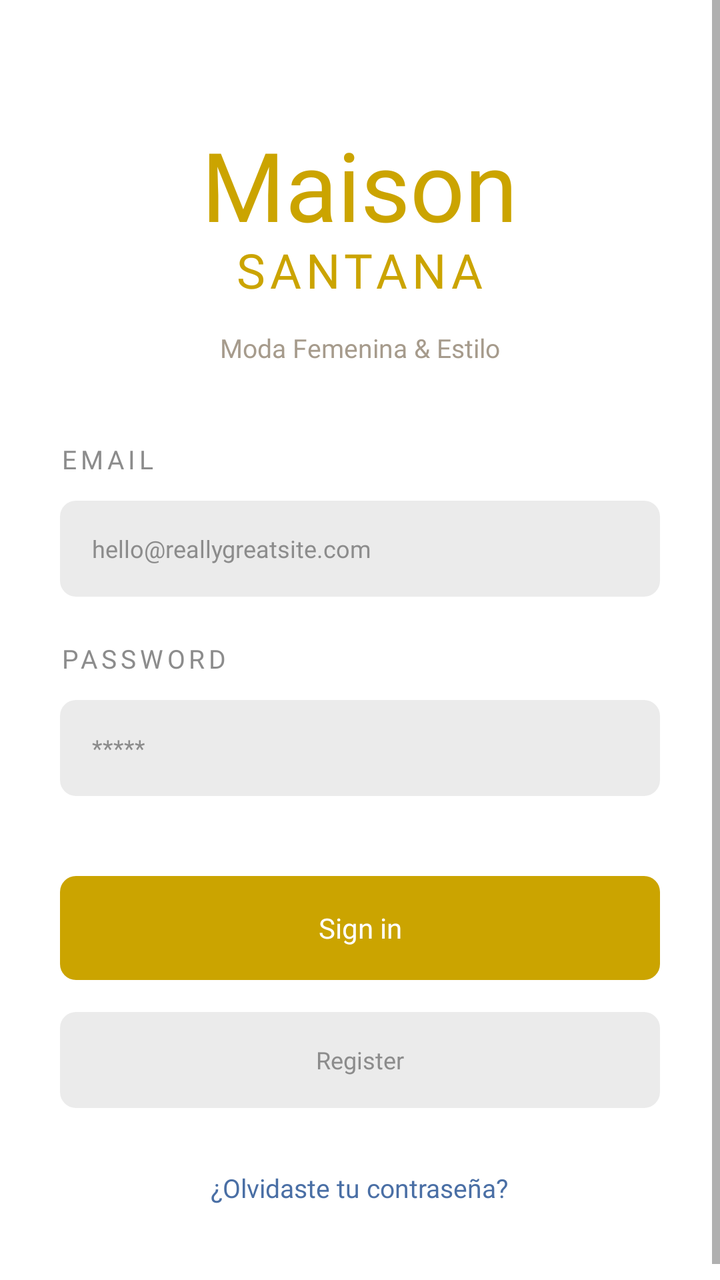
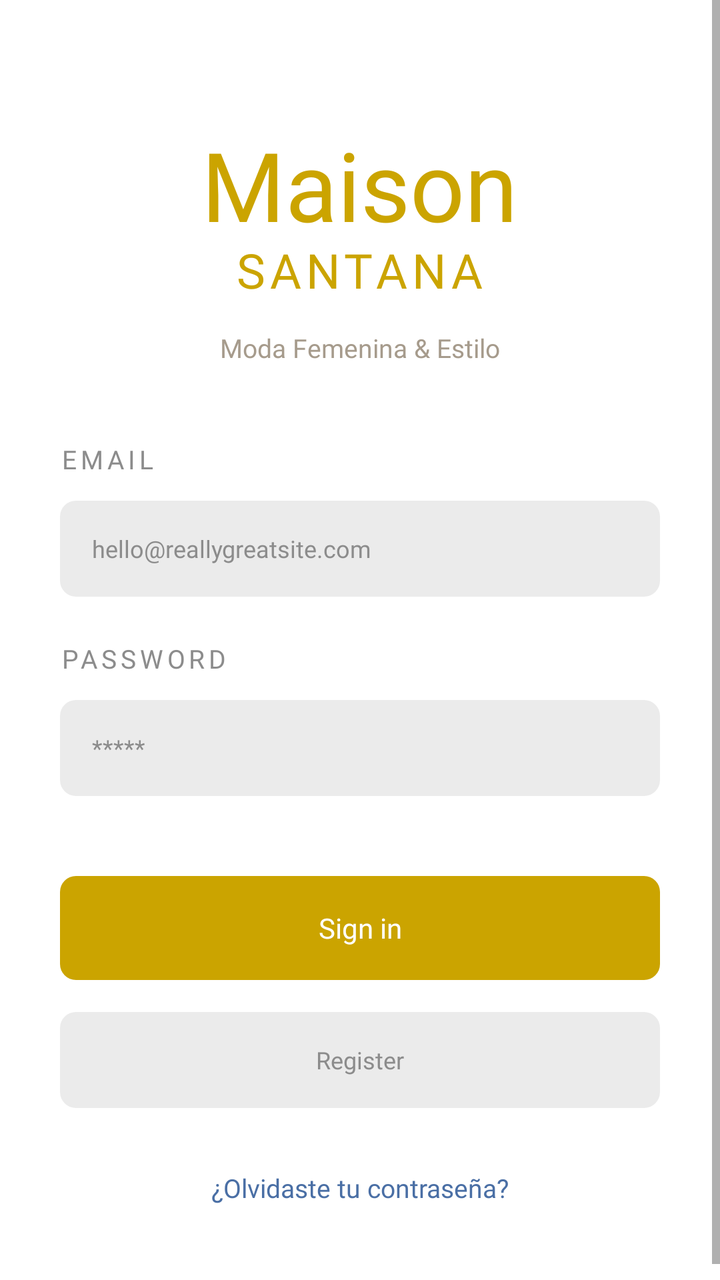

The first picture is an Android layout as it rendered before a commit; the second is the same layout after the commit. The layout source and the unified diff follow.
<!-- AndroidManifest.xml: application theme Theme.MaisonSantana -->
<!-- res/layout/activity_main.xml -->
<?xml version="1.0" encoding="utf-8"?>
<ScrollView xmlns:android="http://schemas.android.com/apk/res/android"
    android:layout_width="match_parent"
    android:layout_height="match_parent"
    android:background="@color/white"
    android:fillViewport="true">

    <LinearLayout
        android:layout_width="match_parent"
        android:layout_height="match_parent"
        android:orientation="vertical"
        android:paddingStart="30dp"
        android:paddingEnd="30dp">

        <TextView
            android:layout_width="wrap_content"
            android:layout_height="wrap_content"
            android:layout_gravity="center_horizontal"
            android:layout_marginTop="60dp"
            android:fontFamily="@font/great_vibes"
            android:text="Maison"
            android:textColor="@color/gold"
            android:textSize="48sp" />

        <TextView
            android:layout_width="wrap_content"
            android:layout_height="wrap_content"
            android:layout_gravity="center_horizontal"
            android:layout_marginTop="-6dp"
            android:fontFamily="@font/inria_serif_regular"
            android:letterSpacing="0.1"
            android:text="SANTANA"
            android:textColor="@color/gold"
            android:textSize="24sp" />

        <TextView
            android:layout_width="wrap_content"
            android:layout_height="wrap_content"
            android:layout_gravity="center_horizontal"
            android:layout_marginTop="14dp"
            android:layout_marginBottom="38dp"
            android:fontFamily="@font/inria_serif_regular"
            android:text="@string/app_slogan"
            android:textColor="@color/text_slogan"
            android:textSize="13sp" />

        <TextView
            android:layout_width="wrap_content"
            android:layout_height="wrap_content"
            android:layout_marginBottom="12dp"
            android:fontFamily="@font/inria_serif_regular"
            android:letterSpacing="0.15"
            android:text="@string/label_email"
            android:textColor="@color/text_muted"
            android:textSize="13sp" />

        <EditText
            android:id="@+id/etCorreo"
            android:layout_width="match_parent"
            android:layout_height="48dp"
            android:autofillHints="emailAddress"
            android:background="@drawable/bg_input"
            android:fontFamily="@font/inria_serif_regular"
            android:hint="@string/hint_email"
            android:inputType="textEmailAddress"
            android:paddingStart="16dp"
            android:paddingEnd="16dp"
            android:singleLine="true"
            android:textColor="@color/text_dark"
            android:textColorHint="@color/text_muted"
            android:textSize="12sp" />

        <TextView
            android:layout_width="wrap_content"
            android:layout_height="wrap_content"
            android:layout_marginTop="22dp"
            android:layout_marginBottom="12dp"
            android:fontFamily="@font/inria_serif_regular"
            android:letterSpacing="0.15"
            android:text="@string/label_password"
            android:textColor="@color/text_muted"
            android:textSize="13sp" />

        <EditText
            android:id="@+id/etContrasena"
            android:layout_width="match_parent"
            android:layout_height="48dp"
            android:autofillHints="password"
            android:background="@drawable/bg_input"
            android:fontFamily="@font/inria_serif_regular"
            android:hint="@string/hint_password"
            android:inputType="textPassword"
            android:paddingStart="16dp"
            android:paddingEnd="16dp"
            android:singleLine="true"
            android:textColor="@color/text_dark"
            android:textColorHint="@color/text_muted"
            android:textSize="12sp" />

        <Button
            android:id="@+id/btnIngresar"
            android:layout_width="match_parent"
            android:layout_height="52dp"
            android:layout_marginTop="40dp"
            android:background="@drawable/bg_button_gold"
            android:backgroundTint="@null"
            android:fontFamily="@font/bree_serif"
            android:stateListAnimator="@null"
            android:text="@string/btn_sign_in"
            android:textAllCaps="false"
            android:textColor="@color/white"
            android:textSize="14sp" />

        <Button
            android:id="@+id/btnRegistro"
            android:layout_width="match_parent"
            android:layout_height="48dp"
            android:layout_marginTop="16dp"
            android:background="@drawable/bg_button_gray"
            android:backgroundTint="@null"
            android:fontFamily="@font/bree_serif"
            android:stateListAnimator="@null"
            android:text="@string/btn_register"
            android:textAllCaps="false"
            android:textColor="@color/text_muted"
            android:textSize="12sp" />

        <TextView
            android:id="@+id/tvRecuperar"
            android:layout_width="wrap_content"
            android:layout_height="wrap_content"
            android:layout_gravity="center_horizontal"
            android:layout_marginTop="16dp"
            android:layout_marginBottom="30dp"
            android:fontFamily="@font/inria_serif_regular"
            android:gravity="center"
            android:minHeight="48dp"
            android:text="@string/forgot_password"
            android:textColor="@color/link_blue"
            android:textSize="13sp" />

    </LinearLayout>
</ScrollView>
<!-- resources referenced by this layout -->
<resources>
  <color name="gold">#CBA400</color>
  <color name="link_blue">#4A6FA5</color>
  <color name="text_dark">#333333</color>
  <color name="text_muted">#8C8C8C</color>
  <color name="text_slogan">#A69B8C</color>
  <color name="white">#FFFFFFFF</color>
  <!-- drawable bg_button_gold (drawable) -->
  <?xml version="1.0" encoding="utf-8"?>
  <shape xmlns:android="http://schemas.android.com/apk/res/android"
      android:shape="rectangle">
      <solid android:color="@color/gold" />
      <corners android:radius="8dp" />
  </shape>
  <!-- drawable bg_button_gray (drawable) -->
  <?xml version="1.0" encoding="utf-8"?>
  <shape xmlns:android="http://schemas.android.com/apk/res/android"
      android:shape="rectangle">
      <solid android:color="@color/gray_input" />
      <corners android:radius="8dp" />
  </shape>
  <!-- drawable bg_input (drawable) -->
  <?xml version="1.0" encoding="utf-8"?>
  <shape xmlns:android="http://schemas.android.com/apk/res/android"
      android:shape="rectangle">
      <solid android:color="@color/gray_input" />
      <corners android:radius="8dp" />
  </shape>
  <string name="app_slogan">Moda Femenina &amp; Estilo</string>
  <string name="btn_register">Register</string>
  <string name="btn_sign_in">Sign in</string>
  <string name="forgot_password">¿Olvidaste tu contraseña?</string>
  <string name="hint_email">hello@reallygreatsite.com</string>
  <string name="hint_password">*****</string>
  <string name="label_email">EMAIL</string>
  <string name="label_password">PASSWORD</string>
  <style name="Theme.MaisonSantana" parent="Theme.AppCompat.Light.NoActionBar">
          <item name="colorPrimary">@color/gold</item>
          <item name="colorAccent">@color/gold</item>
      </style>
  <color name="gray_input">#EBEBEB</color>
</resources>

<!-- the commit's change to res/layout/activity_main.xml (unified diff, before → after) -->
@@ -7,7 +7,7 @@
 
     <LinearLayout
         android:layout_width="match_parent"
-        android:layout_height="match_parent"
+        android:layout_height="wrap_content"
         android:orientation="vertical"
         android:paddingStart="30dp"
         android:paddingEnd="30dp">
@@ -125,17 +125,17 @@
             android:textColor="@color/text_muted"
             android:textSize="12sp" />
 
-        <TextView
+        <Button
             android:id="@+id/tvRecuperar"
-            android:layout_width="wrap_content"
-            android:layout_height="wrap_content"
-            android:layout_gravity="center_horizontal"
+            android:layout_width="match_parent"
+            android:layout_height="48dp"
             android:layout_marginTop="16dp"
             android:layout_marginBottom="30dp"
+            android:background="@android:color/transparent"
             android:fontFamily="@font/inria_serif_regular"
-            android:gravity="center"
-            android:minHeight="48dp"
+            android:stateListAnimator="@null"
             android:text="@string/forgot_password"
+            android:textAllCaps="false"
             android:textColor="@color/link_blue"
             android:textSize="13sp" />
 
